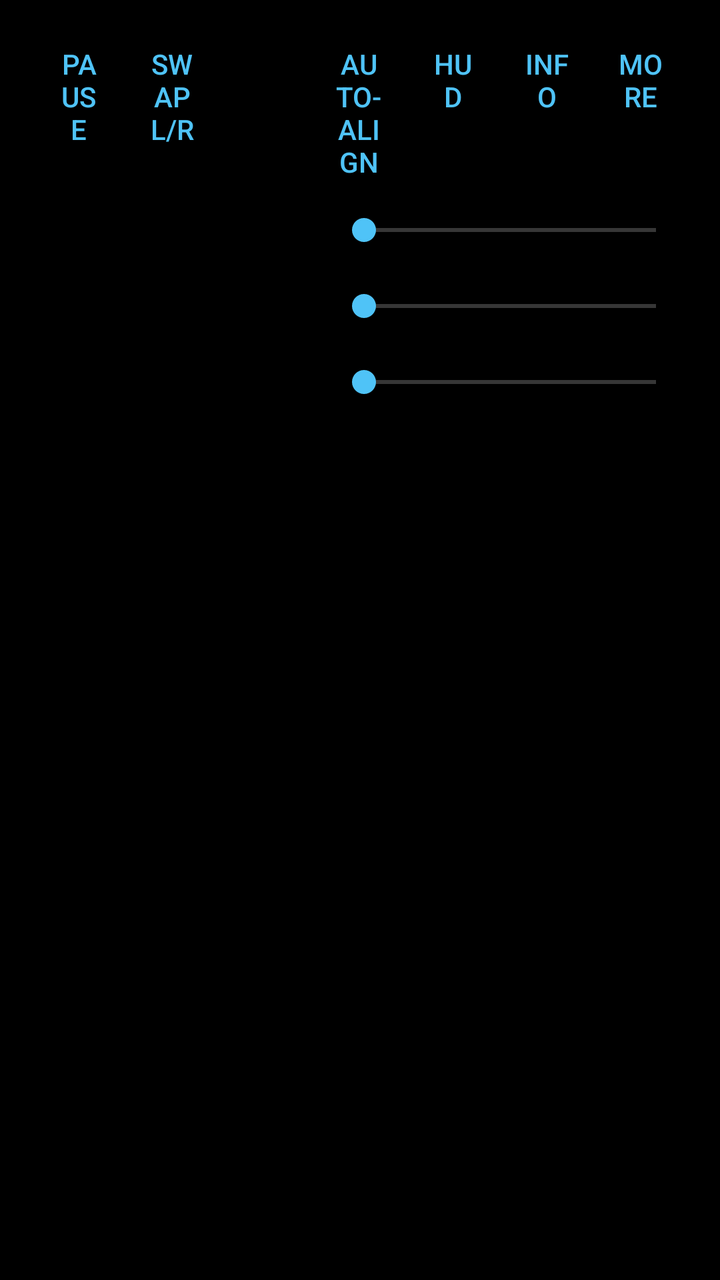
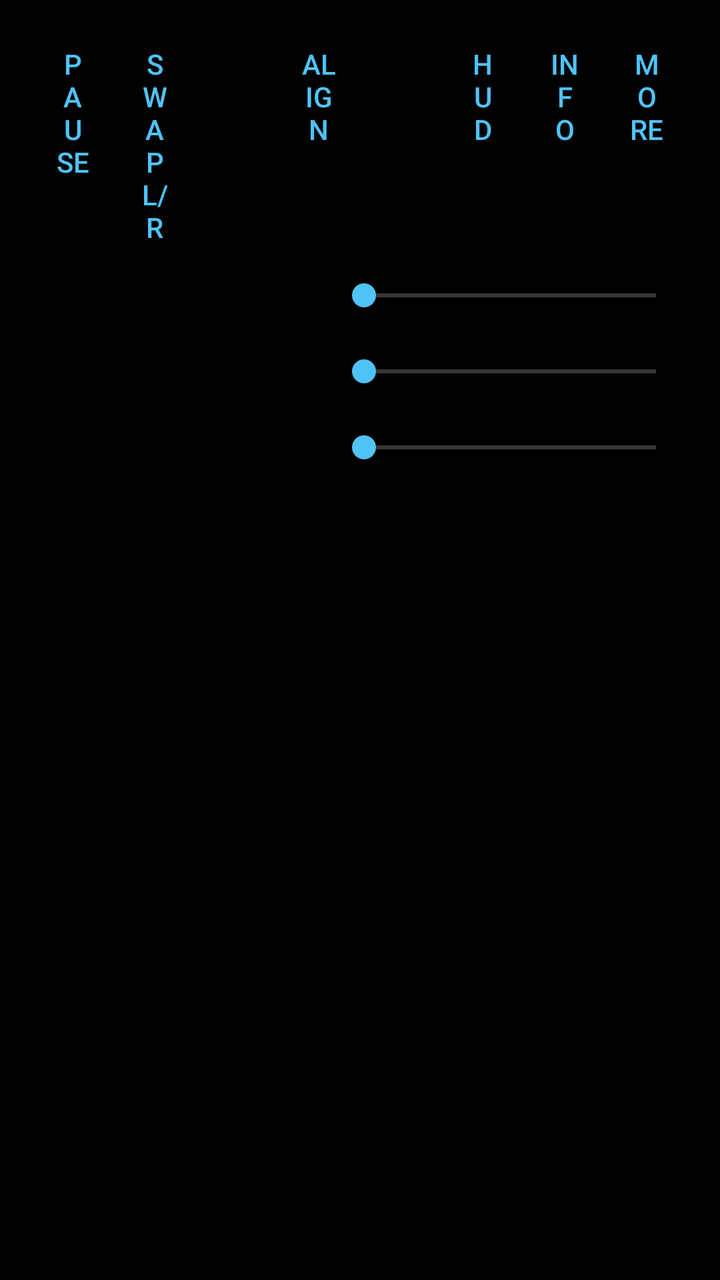

Before-and-after screenshots of an Android layout around one commit, followed by the original layout XML and the change that was made.
<!-- AndroidManifest.xml: application theme Theme.StereoView -->
<!-- res/layout/overlay_controls.xml -->
<?xml version="1.0" encoding="utf-8"?>
<LinearLayout xmlns:android="http://schemas.android.com/apk/res/android"
    android:layout_width="match_parent"
    android:layout_height="wrap_content"
    android:background="@color/panel_background"
    android:orientation="vertical"
    android:paddingHorizontal="16dp"
    android:paddingVertical="8dp">

    <LinearLayout
        android:layout_width="match_parent"
        android:layout_height="wrap_content"
        android:orientation="horizontal">

        <Button
            android:id="@+id/playButton"
            style="?android:attr/buttonBarButtonStyle"
            android:layout_width="0dp"
            android:layout_height="wrap_content"
            android:layout_weight="1"
            android:text="@string/pause" />

        <Button
            android:id="@+id/swapButton"
            style="?android:attr/buttonBarButtonStyle"
            android:layout_width="0dp"
            android:layout_height="wrap_content"
            android:layout_weight="1"
            android:text="@string/swap" />

        <Button
            android:id="@+id/scaleButton"
            style="?android:attr/buttonBarButtonStyle"
            android:layout_width="0dp"
            android:layout_height="wrap_content"
            android:layout_weight="1" />

        <Button
            android:id="@+id/alignButton"
            style="?android:attr/buttonBarButtonStyle"
            android:layout_width="0dp"
            android:layout_height="wrap_content"
            android:layout_weight="1"
            android:text="@string/align" />

        <Button
            android:id="@+id/hudButton"
            style="?android:attr/buttonBarButtonStyle"
            android:layout_width="0dp"
            android:layout_height="wrap_content"
            android:layout_weight="1"
            android:text="@string/hud" />

        <Button
            android:id="@+id/infoButton"
            style="?android:attr/buttonBarButtonStyle"
            android:layout_width="0dp"
            android:layout_height="wrap_content"
            android:layout_weight="1"
            android:text="@string/info" />

        <Button
            android:id="@+id/moreButton"
            style="?android:attr/buttonBarButtonStyle"
            android:layout_width="0dp"
            android:layout_height="wrap_content"
            android:layout_weight="1"
            android:text="@string/more" />
    </LinearLayout>

    <LinearLayout
        android:layout_width="match_parent"
        android:layout_height="wrap_content"
        android:gravity="center_vertical"
        android:orientation="horizontal">

        <TextView
            android:id="@+id/convergenceLabel"
            android:layout_width="150dp"
            android:layout_height="wrap_content"
            android:textColor="#FFFFFF" />

        <SeekBar
            android:id="@+id/convergenceSeek"
            android:layout_width="0dp"
            android:layout_height="wrap_content"
            android:layout_weight="1"
            android:max="100"
            android:paddingVertical="10dp" />
    </LinearLayout>

    <LinearLayout
        android:layout_width="match_parent"
        android:layout_height="wrap_content"
        android:gravity="center_vertical"
        android:orientation="horizontal">

        <TextView
            android:id="@+id/depthLabel"
            android:layout_width="150dp"
            android:layout_height="wrap_content"
            android:textColor="#FFFFFF" />

        <SeekBar
            android:id="@+id/depthSeek"
            android:layout_width="0dp"
            android:layout_height="wrap_content"
            android:layout_weight="1"
            android:max="100"
            android:paddingVertical="10dp" />
    </LinearLayout>

    <LinearLayout
        android:layout_width="match_parent"
        android:layout_height="wrap_content"
        android:gravity="center_vertical"
        android:orientation="horizontal">

        <TextView
            android:id="@+id/brightnessLabel"
            android:layout_width="150dp"
            android:layout_height="wrap_content"
            android:textColor="#FFFFFF" />

        <SeekBar
            android:id="@+id/brightnessSeek"
            android:layout_width="0dp"
            android:layout_height="wrap_content"
            android:layout_weight="1"
            android:paddingVertical="10dp" />
    </LinearLayout>

    <TextView
        android:id="@+id/statusText"
        android:layout_width="match_parent"
        android:layout_height="wrap_content"
        android:ellipsize="end"
        android:maxLines="2"
        android:textColor="#B0BEC5"
        android:textSize="12sp" />
</LinearLayout>
<!-- resources referenced by this layout -->
<resources>
  <color name="panel_background">#B0000000</color>
  <string name="align">Auto-align</string>
  <string name="hud">HUD</string>
  <string name="info">Info</string>
  <string name="more">More</string>
  <string name="pause">Pause</string>
  <string name="swap">Swap L/R</string>
  <style name="Theme.StereoView" parent="Theme.AppCompat.NoActionBar">
          <item name="android:windowBackground">@android:color/black</item>
          <item name="android:windowFullscreen">true</item>
          <item name="android:windowLayoutInDisplayCutoutMode">shortEdges</item>
          <item name="colorAccent">#4FC3F7</item>
      </style>
</resources>

<!-- the commit's change to res/layout/overlay_controls.xml (unified diff, before → after) -->
@@ -42,6 +42,13 @@
             android:layout_height="wrap_content"
             android:layout_weight="1"
             android:text="@string/align" />
+
+        <Button
+            android:id="@+id/exposureModeButton"
+            style="?android:attr/buttonBarButtonStyle"
+            android:layout_width="0dp"
+            android:layout_height="wrap_content"
+            android:layout_weight="1" />
 
         <Button
             android:id="@+id/hudButton"
@@ -111,6 +118,7 @@
     </LinearLayout>
 
     <LinearLayout
+        android:id="@+id/brightnessRow"
         android:layout_width="match_parent"
         android:layout_height="wrap_content"
         android:gravity="center_vertical"
@@ -130,6 +138,52 @@
             android:paddingVertical="10dp" />
     </LinearLayout>
 
+    <LinearLayout
+        android:id="@+id/shutterRow"
+        android:layout_width="match_parent"
+        android:layout_height="wrap_content"
+        android:gravity="center_vertical"
+        android:orientation="horizontal"
+        android:visibility="gone">
+
+        <TextView
+            android:id="@+id/shutterLabel"
+            android:layout_width="150dp"
+            android:layout_height="wrap_content"
+            android:textColor="#FFFFFF" />
+
+        <SeekBar
+            android:id="@+id/shutterSeek"
+            android:layout_width="0dp"
+            android:layout_height="wrap_content"
+            android:layout_weight="1"
+            android:max="1000"
+            android:paddingVertical="10dp" />
+    </LinearLayout>
+
+    <LinearLayout
+        android:id="@+id/isoRow"
+        android:layout_width="match_parent"
+        android:layout_height="wrap_content"
+        android:gravity="center_vertical"
+        android:orientation="horizontal"
+        android:visibility="gone">
+
+        <TextView
+            android:id="@+id/isoLabel"
+            android:layout_width="150dp"
+            android:layout_height="wrap_content"
+            android:textColor="#FFFFFF" />
+
+        <SeekBar
+            android:id="@+id/isoSeek"
+            android:layout_width="0dp"
+            android:layout_height="wrap_content"
+            android:layout_weight="1"
+            android:max="1000"
+            android:paddingVertical="10dp" />
+    </LinearLayout>
+
     <TextView
         android:id="@+id/statusText"
         android:layout_width="match_parent"
<!-- resource entries referenced after the edit -->
@@ -1,7 +1,7 @@
 <!-- resources referenced by this layout -->
 <resources>
   <color name="panel_background">#B0000000</color>
-  <string name="align">Auto-align</string>
+  <string name="align">Align</string>
   <string name="hud">HUD</string>
   <string name="info">Info</string>
   <string name="more">More</string>
